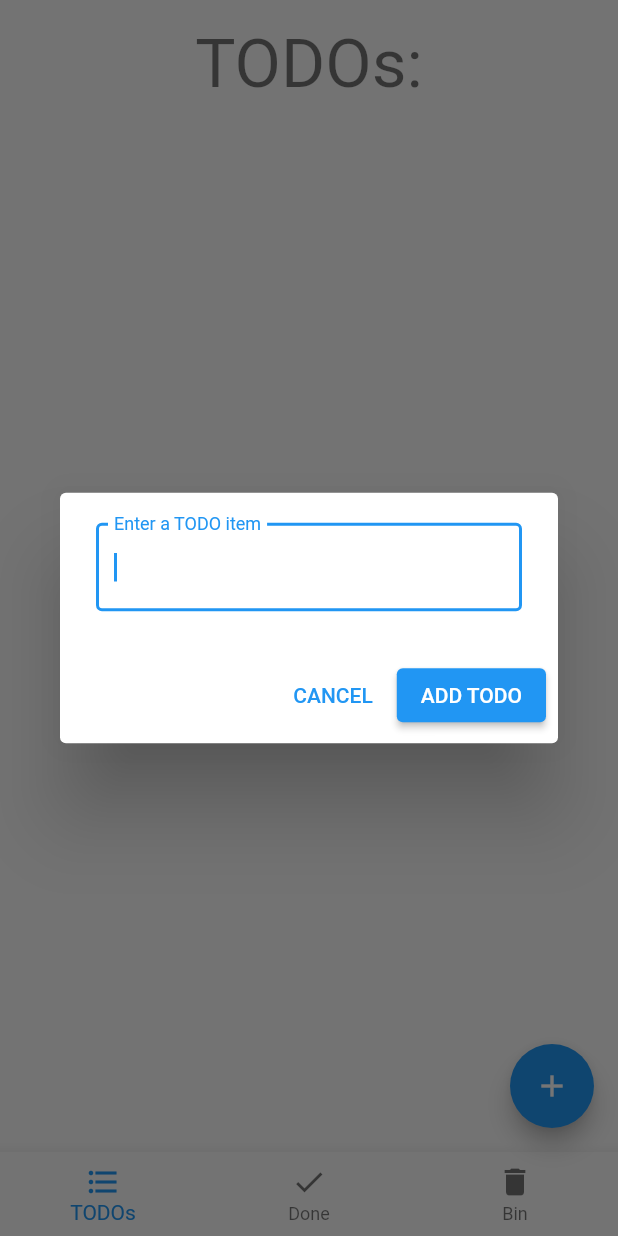
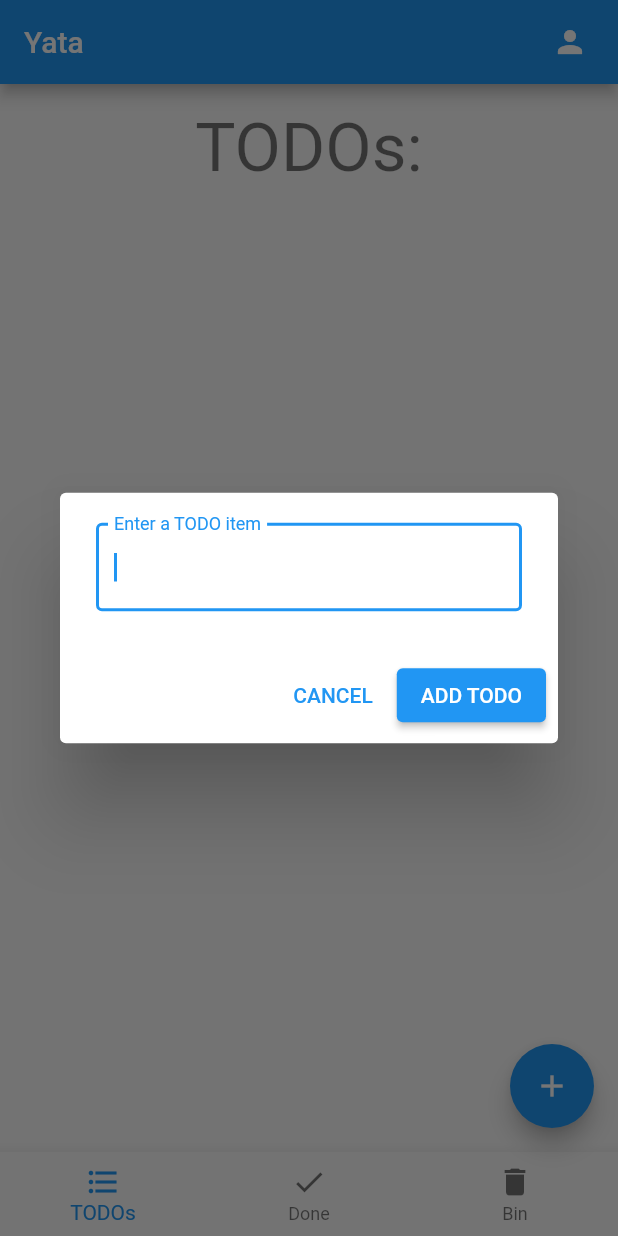
Before and after one commit to jofas/yata, a Flutter app: the screen it shows after launch, after a tap on the "add" icon, on a phone screen of 412 x 824 dp. Run offline on Flutter 3.47's test engine with Material 2 defaults, Android fonts, the phone set to English and light mode, and no system bars; our stand-ins replace get; missing offline and left inert: cross_local_storage, jose; network calls fail; statements that could not run were skipped.

Commit message:
logout working

```diff
--- a/frontend/lib/main.dart
+++ b/frontend/lib/main.dart
@@ -52,7 +52,7 @@ class YataBaseScreen extends StatelessWidget {
         return LoadingScreen();
 
       if (!authController.isAuthenticated)
-        return LoginScreen();
+        return LoginScreen(); // TODO: toNamed and all
 
       if (!elementsController.hasLoaded) {
         elementsController.load();
@@ -297,6 +297,7 @@ class YataDeleteScreen extends StatelessWidget {
 
 class YataContentScreen extends StatelessWidget {
   final ElementsController controller = ElementsController.findOrCreate();
+  final AuthController authController = AuthController.findOrCreate();
 
   final _scrollController = ScrollController();
 
@@ -324,6 +325,43 @@ class YataContentScreen extends StatelessWidget {
   @override
   Widget build(BuildContext context) {
     return Scaffold(
+      appBar: AppBar(
+        title: const Text("Yata"),
+        actions: <Widget>[
+          TextButton(
+            onPressed: () => Get.bottomSheet(
+              Container(
+                color: Colors.white,
+                height: 200.0,
+                child: Column(
+                  children: <Widget>[
+                    Text(
+                      authController.user,
+                      style: Theme.of(context).textTheme.headline4,
+                    ),
+                    ListTile(
+                      leading: const Icon(Icons.person),
+                      title: Text(authController.name),
+                    ),
+                    ListTile(
+                      leading: const Icon(Icons.email),
+                      title: Text(authController.email),
+                    ),
+                    FlatButton(
+                      onPressed: () {
+                        Get.back();
+                        authController.logout();
+                      },
+                      child: const Text("logout"),
+                    )
+                  ],
+                ),
+              ),
+            ),
+            child: const Icon(Icons.person, color: Colors.white),
+          ),
+        ],
+      ),
       body: Padding(
         padding: EdgeInsets.all(16.0),
         child: Column(
@@ -465,6 +503,8 @@ class AuthController extends YataController {
   get accessToken => _accessToken;
 
   get user => _accessToken.claims["preferred_username"];
+  get email => _accessToken.claims["email"];
+  get name => _accessToken.claims["name"];
 
   get isAuthenticated => _isAuthenticated.value;
 
@@ -492,6 +532,17 @@ class AuthController extends YataController {
     );
 
     _setAuthenticationAndCyclicallyRefreshToken(response);
+  }
+
+  logout() async {
+    print(_accessToken.claims);
+    _accessToken = null;
+    _refreshToken = null;
+
+    var ls = await LocalStorage.getInstance();
+    ls.remove("refresh_token");
+
+    isAuthenticated = false;
   }
 
   Future<void> _cyclicallyRefreshToken() async {
@@ -769,8 +820,10 @@ class YataController extends GetxController {
   }
 }
 
+// TODO: match ElementStatus instead of list
 enum ElementsList { todos, done, deleted }
 
+// TODO: static class as wrapper with the methods
 enum ElementStatus { Todo, Done, Deleted }
 
 ElementStatus stringToElementStatus(String str) =>
@@ -802,37 +855,6 @@ class Element {
   }
 }
 
-/*
-class Elements {
-  List<String> todos = [];
-  List<String> done = [];
-  List<String> deleted = [];
-
-  addTODO(String value) {
-    todos.insert(0, value);
-  }
-
-  setDone(int index) => _move(todos, done, index);
-  unsetDone(int index) => _move(done, todos, index);
-  unsetDeleted(int index) => _move(deleted, todos, index);
-  setTODODeleted(int index) => _move(todos, deleted, index);
-  setDoneDeleted(int index) => _move(done, deleted, index);
-
-  deleteCompletely(int index) {
-    deleted.removeAt(index);
-  }
-
-  deleteAllCompletely() {
-    deleted = [];
-  }
-
-  _move(src, dest, int index) {
-    dest.insert(0, src[index]);
-    src.removeAt(index);
-  }
-}
-*/
-
 class YataButtonTemplate {
   final Widget child;
   final Function(int) action;
```
Also changed, not shown: 1 other file.
